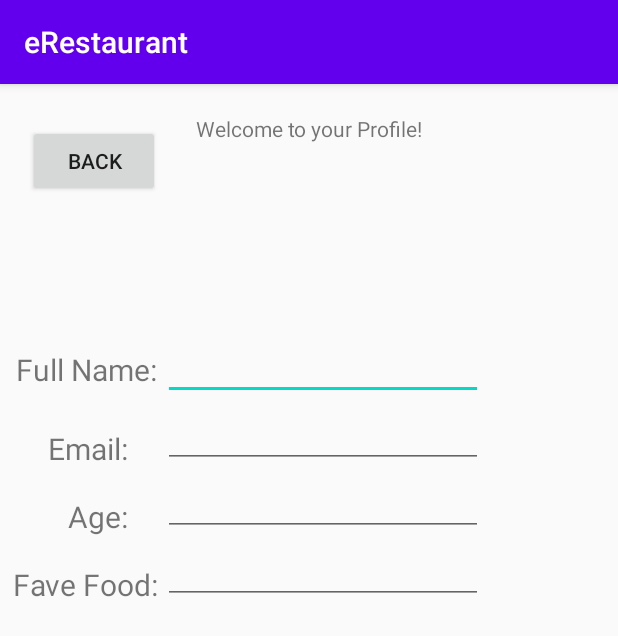
After one commit to BrendanKhavin/SES1B-G2, an Android app: the profile screen opened directly, with no data from a screen before it, on a phone screen of 412 x 824 dp. The commit adds this screen. Shown: the top 636 px of the screen. Run offline under Robolectric (Android 15) with nearby library versions, the light colour scheme and no system bars; our stand-ins replace Firebase (no records; nobody signed in at launch, a user with empty details on screens opened directly).

Commit message:
updated register
data is now recorded such as email, name, age, and favourite food.
added two pages but just bare bones atm

```diff
--- a/app/build.gradle
+++ b/app/build.gradle
@@ -28,6 +28,7 @@ dependencies {
     implementation 'androidx.appcompat:appcompat:1.2.0'
     implementation 'androidx.constraintlayout:constraintlayout:2.0.1'
     implementation 'com.google.firebase:firebase-auth:16.0.5'
+    implementation 'com.google.firebase:firebase-database:16.0.4'
     testImplementation 'junit:junit:4.12'
     androidTestImplementation 'androidx.test.ext:junit:1.1.2'
     androidTestImplementation 'androidx.test.espresso:espresso-core:3.3.0'
--- /dev/null
+++ b/app/src/main/java/com/example/erestaurant/profile.java
@@ -0,0 +1,64 @@
+package com.example.erestaurant;
+
+import androidx.annotation.NonNull;
+import androidx.appcompat.app.AppCompatActivity;
+
+import android.content.Intent;
+import android.os.Bundle;
+import android.view.View;
+import android.widget.Button;
+import android.widget.TextView;
+
+import com.google.firebase.auth.FirebaseAuth;
+import com.google.firebase.auth.FirebaseUser;
+import com.google.firebase.database.DataSnapshot;
+import com.google.firebase.database.DatabaseError;
+import com.google.firebase.database.DatabaseReference;
+import com.google.firebase.database.FirebaseDatabase;
+import com.google.firebase.database.ValueEventListener;
+
+public class profile extends AppCompatActivity {
+
+    Button mBack2Btn;
+    //new
+    TextView mFullName, mAge, mFavFood, mEmail;
+    //FirebaseUser user;
+    //String uid;
+    FirebaseAuth fAuth;
+    //DatabaseReference reff2;
+    //end
+
+    @Override
+    protected void onCreate(Bundle savedInstanceState) {
+        super.onCreate(savedInstanceState);
+        setContentView(R.layout.activity_profile);
+        fAuth = FirebaseAuth.getInstance();
+
+        mBack2Btn = findViewById(R.id.back2Btn);
+
+
+        //  fAuth = FirebaseAuth.getInstance();
+
+        mBack2Btn.setOnClickListener(new View.OnClickListener() {
+            @Override
+            public void onClick(View view) {
+                startActivity(new Intent(getApplicationContext(),MainActivity.class));
+            }
+        });
+
+        mFullName = findViewById(R.id.zfullname);
+        mAge = findViewById(R.id.zAge);
+        mEmail = findViewById(R.id.zEmail);
+        mFavFood = findViewById(R.id.zFaveFood);
+
+
+        //end
+
+        if(fAuth.getCurrentUser() == null) {
+            startActivity(new Intent(getApplicationContext(),Login.class));
+            finish();
+        }
+    }
+
+
+}
--- /dev/null
+++ b/app/src/main/res/layout/activity_profile.xml
@@ -0,0 +1,153 @@
+<?xml version="1.0" encoding="utf-8"?>
+<androidx.constraintlayout.widget.ConstraintLayout xmlns:android="http://schemas.android.com/apk/res/android"
+    xmlns:app="http://schemas.android.com/apk/res-auto"
+    xmlns:tools="http://schemas.android.com/tools"
+    android:layout_width="match_parent"
+    android:layout_height="match_parent"
+    tools:context=".profile">
+
+    <TextView
+        android:id="@+id/textView5"
+        android:layout_width="wrap_content"
+        android:layout_height="wrap_content"
+        android:layout_marginStart="172dp"
+        android:layout_marginLeft="172dp"
+        android:layout_marginTop="20dp"
+        android:layout_marginEnd="172dp"
+        android:layout_marginRight="172dp"
+        android:text="Welcome to your Profile!"
+        app:layout_constraintEnd_toEndOf="parent"
+        app:layout_constraintStart_toStartOf="parent"
+        app:layout_constraintTop_toTopOf="parent" />
+
+    <Button
+        android:id="@+id/back2Btn"
+        android:layout_width="wrap_content"
+        android:layout_height="wrap_content"
+        android:layout_marginStart="18dp"
+        android:layout_marginLeft="18dp"
+        android:layout_marginTop="27dp"
+        android:layout_marginEnd="23dp"
+        android:layout_marginRight="23dp"
+        android:text="back"
+        app:layout_constraintEnd_toStartOf="@+id/textView5"
+        app:layout_constraintStart_toStartOf="parent"
+        app:layout_constraintTop_toTopOf="parent" />
+
+    <EditText
+        android:id="@+id/zfullname"
+        android:layout_width="wrap_content"
+        android:layout_height="wrap_content"
+        android:layout_marginStart="120dp"
+        android:layout_marginLeft="120dp"
+        android:layout_marginTop="90dp"
+        android:layout_marginEnd="101dp"
+        android:layout_marginRight="101dp"
+        android:ems="10"
+        android:inputType="textPersonName"
+        app:layout_constraintEnd_toEndOf="parent"
+        app:layout_constraintStart_toStartOf="parent"
+        app:layout_constraintTop_toBottomOf="@+id/back2Btn" />
+
+    <EditText
+        android:id="@+id/zEmail"
+        android:layout_width="wrap_content"
+        android:layout_height="wrap_content"
+        android:layout_marginStart="120dp"
+        android:layout_marginLeft="120dp"
+        android:layout_marginEnd="101dp"
+        android:layout_marginRight="101dp"
+        android:ems="10"
+        android:inputType="textPersonName"
+        app:layout_constraintEnd_toEndOf="parent"
+        app:layout_constraintStart_toStartOf="parent"
+        app:layout_constraintTop_toBottomOf="@+id/zfullname" />
+
+    <EditText
+        android:id="@+id/zAge"
+        android:layout_width="wrap_content"
+        android:layout_height="wrap_content"
+        android:layout_marginStart="120dp"
+        android:layout_marginLeft="120dp"
+        android:layout_marginEnd="101dp"
+        android:layout_marginRight="101dp"
+        android:ems="10"
+        android:inputType="textPersonName"
+        app:layout_constraintEnd_toEndOf="parent"
+        app:layout_constraintStart_toStartOf="parent"
+        app:layout_constraintTop_toBottomOf="@+id/zEmail" />
+
+    <EditText
+        android:id="@+id/zFaveFood"
+        android:layout_width="wrap_content"
+        android:layout_height="wrap_content"
+        android:layout_marginStart="120dp"
+        android:layout_marginLeft="120dp"
+        android:layout_marginEnd="101dp"
+        android:layout_marginRight="101dp"
+        android:ems="10"
+        android:inputType="textPersonName"
+        app:layout_constraintEnd_toEndOf="parent"
+        app:layout_constraintStart_toStartOf="parent"
+        app:layout_constraintTop_toBottomOf="@+id/zAge" />
+
+    <TextView
+        android:id="@+id/textView6"
+        android:layout_width="wrap_content"
+        android:layout_height="wrap_content"
+        android:layout_marginStart="21dp"
+        android:layout_marginLeft="21dp"
+        android:layout_marginTop="101dp"
+        android:layout_marginEnd="15dp"
+        android:layout_marginRight="15dp"
+        android:text="Full Name:"
+        android:textSize="20sp"
+        app:layout_constraintEnd_toStartOf="@+id/zfullname"
+        app:layout_constraintStart_toStartOf="parent"
+        app:layout_constraintTop_toBottomOf="@+id/back2Btn" />
+
+    <TextView
+        android:id="@+id/textView7"
+        android:layout_width="wrap_content"
+        android:layout_height="wrap_content"
+        android:layout_marginStart="32dp"
+        android:layout_marginLeft="32dp"
+        android:layout_marginTop="25dp"
+        android:layout_marginEnd="24dp"
+        android:layout_marginRight="24dp"
+        android:text="Email:"
+        android:textSize="20sp"
+        app:layout_constraintEnd_toStartOf="@+id/zEmail"
+        app:layout_constraintStart_toStartOf="parent"
+        app:layout_constraintTop_toBottomOf="@+id/textView6" />
+
+    <TextView
+        android:id="@+id/textView8"
+        android:layout_width="wrap_content"
+        android:layout_height="wrap_content"
+        android:layout_marginStart="46dp"
+        android:layout_marginLeft="46dp"
+        android:layout_marginTop="18dp"
+        android:layout_marginEnd="24dp"
+        android:layout_marginRight="24dp"
+        android:text="Age:"
+        android:textSize="20sp"
+        app:layout_constraintEnd_toStartOf="@+id/zAge"
+        app:layout_constraintStart_toStartOf="parent"
+        app:layout_constraintTop_toBottomOf="@+id/textView7" />
+
+    <TextView
+        android:id="@+id/textView9"
+        android:layout_width="wrap_content"
+        android:layout_height="wrap_content"
+        android:layout_marginStart="9dp"
+        android:layout_marginLeft="9dp"
+        android:layout_marginTop="18dp"
+        android:layout_marginEnd="4dp"
+        android:layout_marginRight="4dp"
+        android:text="Fave Food:"
+        android:textSize="20sp"
+        app:layout_constraintEnd_toStartOf="@+id/zFaveFood"
+        app:layout_constraintStart_toStartOf="parent"
+        app:layout_constraintTop_toBottomOf="@+id/textView8" />
+</androidx.constraintlayout.widget.ConstraintLayout>
```
Also changed, not shown: app/src/main/AndroidManifest.xml (+6 -2 lines), app/src/main/java/com/example/erestaurant/MainActivity.java (+44 -0 lines), app/src/main/java/com/example/erestaurant/MemberInfo.java (added, +41 -0 lines), app/src/main/java/com/example/erestaurant/Register.java (+25 -3 lines), app/src/main/java/com/example/erestaurant/booking.java (added, +33 -0 lines), app/src/main/res/layout/activity_booking.xml (added, +40 -0 lines), app/src/main/res/layout/activity_main.xml (+54 -3 lines), app/src/main/res/layout/activity_register.xml (+30 -0 lines).
